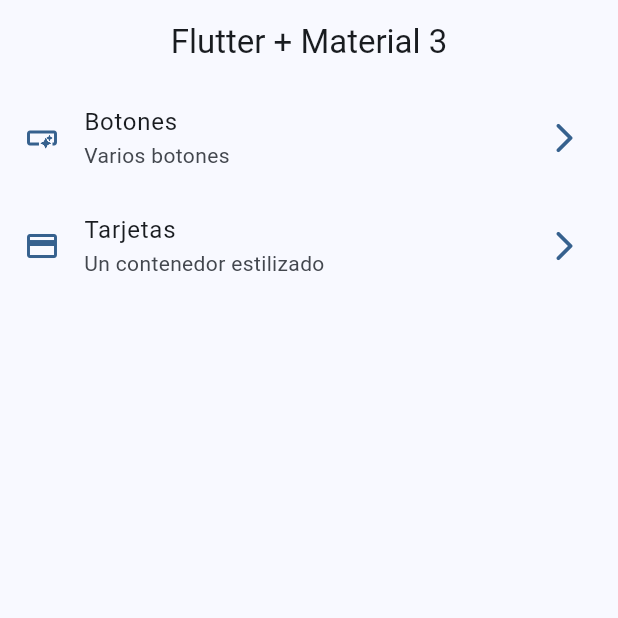
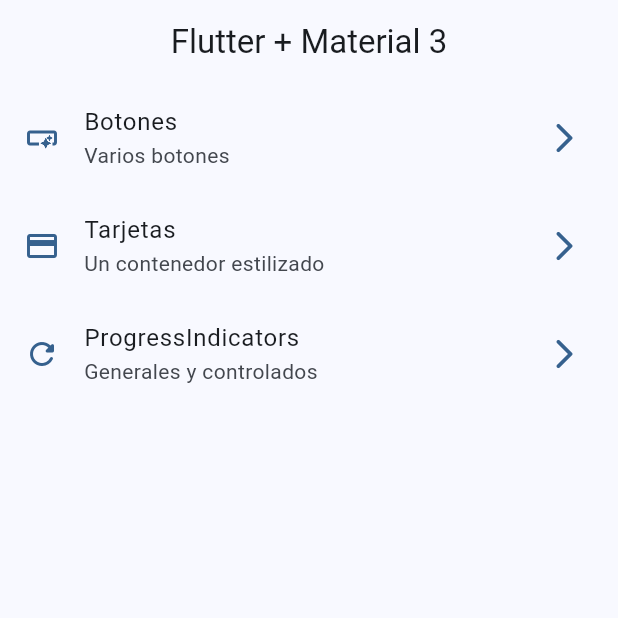
Before and after one commit to ManuelNZ20/flutter_widgets_app, a Flutter app: the screen it shows after launch, on a phone screen of 412 x 824 dp, the top half of it. Run offline on Flutter 3.47's test engine with Material 2 defaults, Android fonts, the phone set to English and light mode, and no system bars; our stand-ins replace go_router.

Commit message:
progress indicators finish

```diff
--- a/lib/config/menu/menu_item.dart
+++ b/lib/config/menu/menu_item.dart
@@ -30,4 +30,10 @@ const appMenuItems = <MenuItem> [
     subTitle: 'Un contenedor estilizado',
     link: '/cards',
     icon: Icons.credit_card),
+
+  MenuItem(
+    title: 'ProgressIndicators',
+    subTitle: 'Generales y controlados',
+    link: '/progress',
+    icon: Icons.refresh_rounded),
 ];
--- a/lib/config/router/app_router.dart
+++ b/lib/config/router/app_router.dart
@@ -20,6 +20,11 @@ final appRouter = GoRouter(
     name: CardsScreen.name,
     builder: (context, state) => const CardsScreen(),
   ),
+  GoRoute(
+    path: '/progress',
+    name: ProgressScreen.name,
+    builder: (context,state) => const ProgressScreen()
+  ),
   // GoRoute(
   //     path: '/users/:number',
   //     builder: (context, state) => CardsScreen(number: state.pathParameters[]),
```
Also changed, not shown: lib/presentation/screens/progress/progress_screen.dart (+79 -2 lines).
